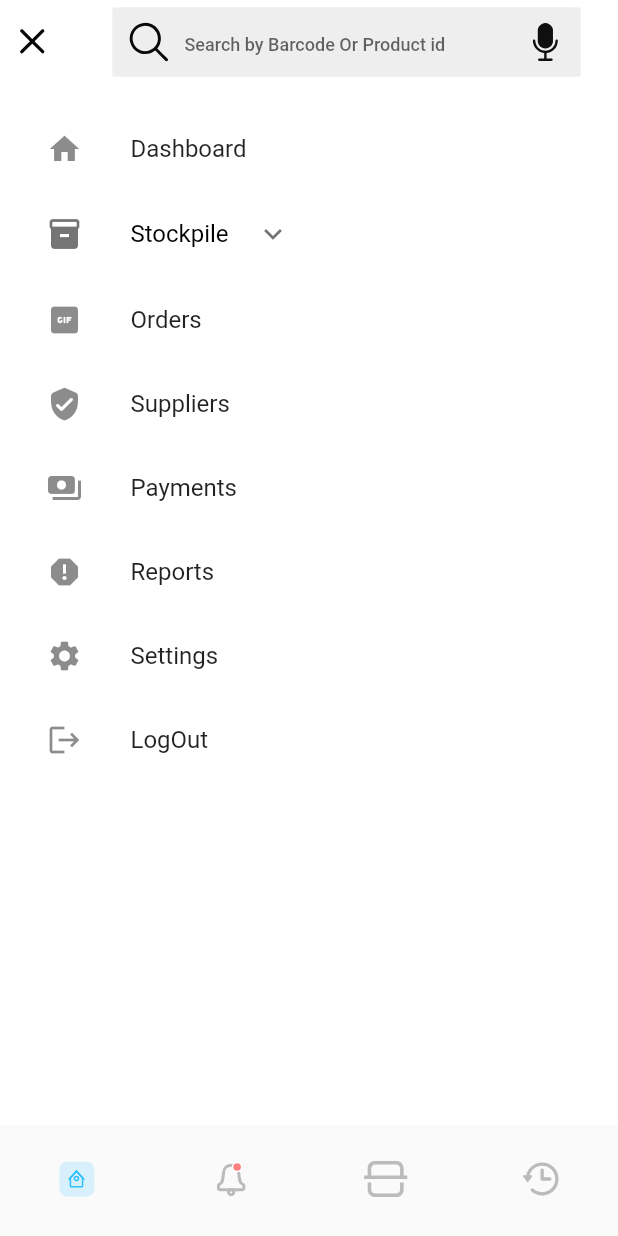
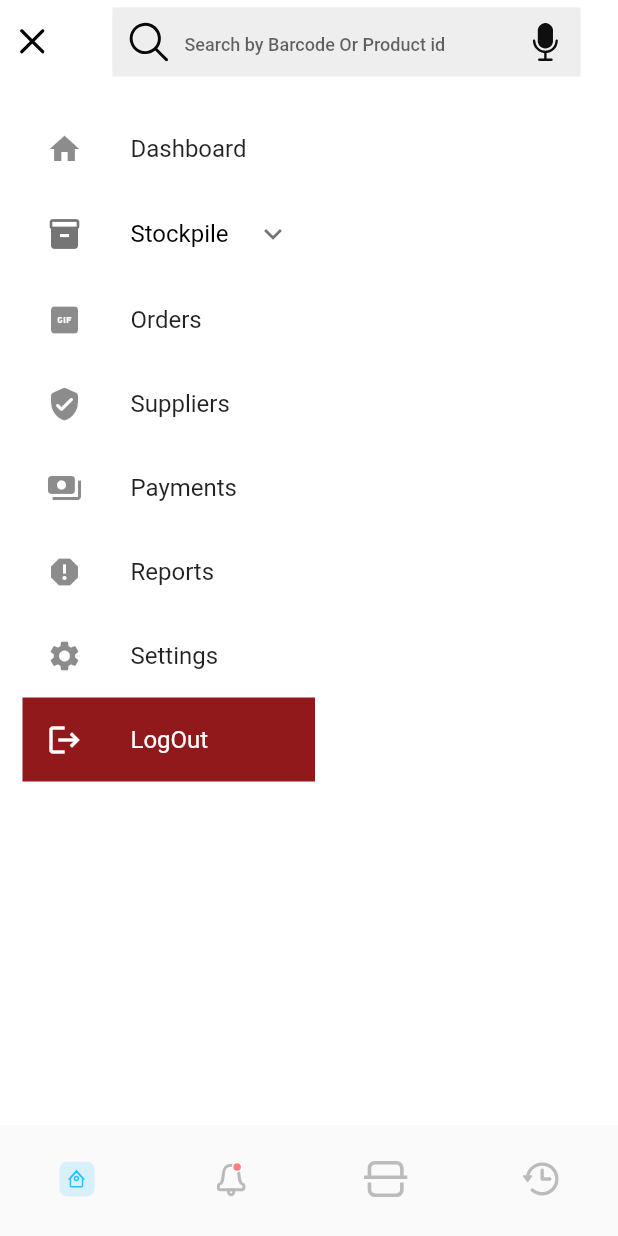
Before and after one commit to DeveloperPro17/Pro17_ana_inventory, a Flutter app: the insightcard screen opened directly, on a phone screen of 412 x 824 dp. Run offline on Flutter 3.47's test engine with Material 2 defaults, Android fonts, the phone set to English and light mode, and no system bars; our stand-ins replace flutter_svg, percent_indicator, syncfusion_flutter_charts; missing offline and left inert: dart:ffi.

Commit message:
logout functionality

```diff
--- a/lib/insightcard.dart
+++ b/lib/insightcard.dart
@@ -507,9 +507,22 @@ class _insightcardState extends State<insightcard> {
                       title: Text('Settings'),
                       leading: Icon(Icons.settings),
                     ),
-                    const ListTile(
-                      title: Text('LogOut'),
+                    ListTile(
                       leading: Icon(Icons.logout),
+                      iconColor: Colors.white,
+                      title: const Text(
+                        'LogOut',
+                        style: TextStyle(
+                          color: Color.fromARGB(255, 255, 255, 255),
+                        ),
+                      ),
+                      onTap: () {
+                        Navigator.push(
+                            context,
+                            MaterialPageRoute(
+                                builder: (context) => Addproduct()));
+                      },
+                      tileColor: const Color.fromARGB(255, 146, 25, 27),
                     ),
                   ]),
                 )
```
